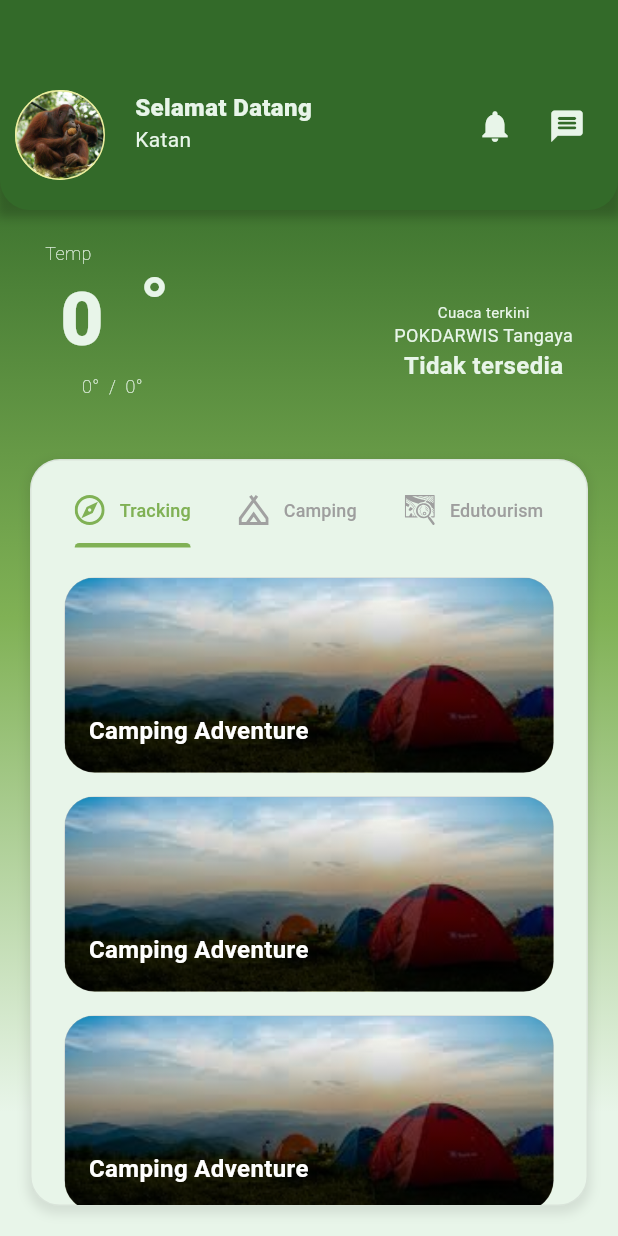
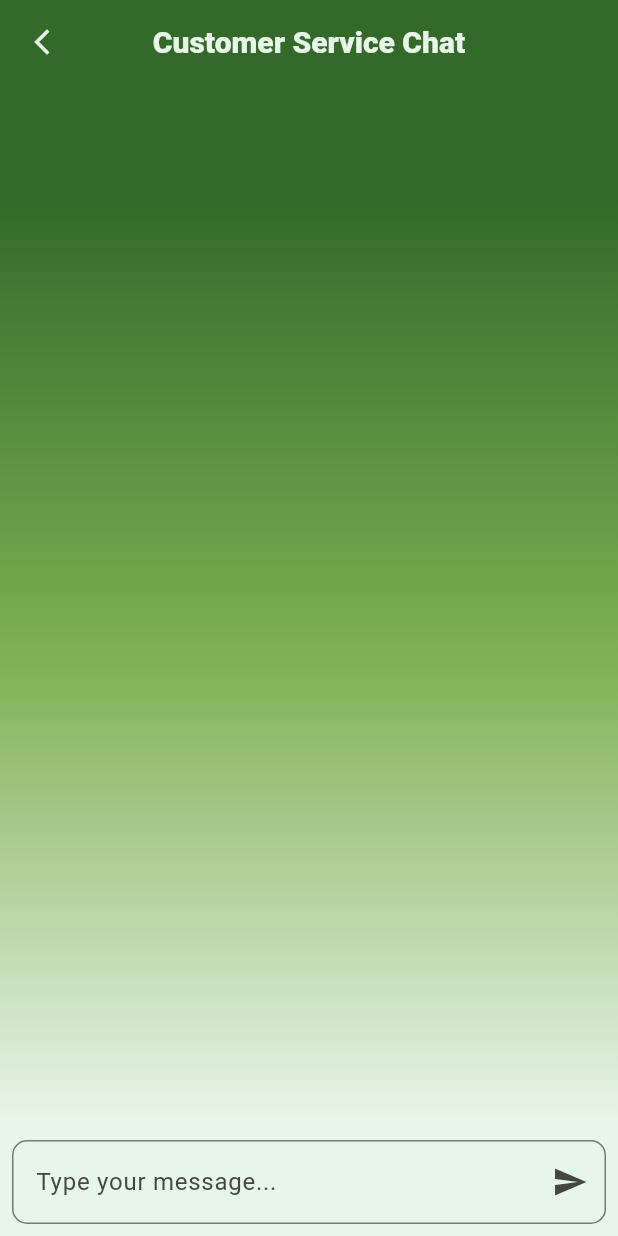
Before and after one commit to k47an/tangaya-apps, a Flutter app: the screen it shows after launch, after a tap on the "message" icon, on a phone screen of 412 x 824 dp. Run offline on Flutter 3.47's test engine with Material 3 defaults, Android fonts, the phone set to English and light mode, and no system bars; our stand-ins replace flutter_svg, get, weather; network calls fail; Roboto replaces fonts that are missing (Poppins).

Commit message:
Add chat module with ChatView, ChatController, and routing integrationAdd chat module with ChatView, ChatController, and routing integration

```diff
--- a/lib/app/constant/theme.dart
+++ b/lib/app/constant/theme.dart
@@ -7,7 +7,7 @@ class AppTheme {
     scaffoldBackgroundColor: Neutral.white1,
     colorSchemeSeed: Primary.mainColor,
     appBarTheme: const AppBarTheme(
-      backgroundColor: Primary.mainColor,
+      backgroundColor: Primary.darkColor,
       surfaceTintColor: Neutral.white1,
     ),
   );
--- /dev/null
+++ b/lib/app/modules/chat/bindings/chat_binding.dart
@@ -0,0 +1,12 @@
+import 'package:get/get.dart';
+
+import '../controllers/chat_controller.dart';
+
+class ChatBinding extends Bindings {
+  @override
+  void dependencies() {
+    Get.lazyPut<ChatController>(
+      () => ChatController(),
+    );
+  }
+}
--- /dev/null
+++ b/lib/app/modules/chat/controllers/chat_controller.dart
@@ -0,0 +1,49 @@
+import 'package:get/get.dart';
+import 'package:flutter/material.dart';
+
+class ChatController extends GetxController {
+  var messages = <Message>[].obs;
+  var messageController = TextEditingController();
+  var isTextFieldFocused = false.obs; // Add this line
+
+  void sendMessage() {
+    if (messageController.text.isNotEmpty) {
+      messages.add(
+        Message(
+          text: messageController.text,
+          isUserMessage: true,
+          timestamp: DateTime.now(),
+        ),
+      );
+      messageController.clear();
+    }
+  }
+
+  @override
+  void onInit() {
+    super.onInit();
+  }
+
+  @override
+  void onReady() {
+    super.onReady();
+  }
+
+  @override
+  void onClose() {
+    messageController.dispose();
+    super.onClose();
+  }
+}
+
+class Message {
+  final String text;
+  final bool isUserMessage;
+  final DateTime timestamp;
+
+  Message({
+    required this.text,
+    required this.isUserMessage,
+    required this.timestamp,
+  });
+}
--- /dev/null
+++ b/lib/app/modules/chat/views/chat_view.dart
@@ -0,0 +1,171 @@
+import 'package:flutter/material.dart';
+import 'package:get/get.dart';
+import 'package:intl/intl.dart'; // Ensure this import is present
+import 'package:tangaya_apps/app/constant/constant.dart';
+import 'package:tangaya_apps/app/modules/chat/controllers/chat_controller.dart';
+
+class ChatView extends GetView<ChatController> {
+  const ChatView({super.key});
+
+  @override
+  Widget build(BuildContext context) {
+    return Scaffold(
+      appBar: AppBar(
+        title: Text(
+          'Customer Service Chat',
+          style: extraBold.copyWith(color: Primary.subtleColor, fontSize: 20),
+        ),
+        leading: IconButton(
+          icon: Icon(Icons.arrow_back_ios_new, size: 20),
+          onPressed: () {
+            Navigator.of(context).pop();
+          },
+          color: Primary.subtleColor,
+        ),
+        centerTitle: true,
+        backgroundColor: Primary.darkColor,
+      ),
+      body: GestureDetector(
+        onTap: () {
+          FocusScope.of(context).unfocus();
+        },
+        child: Container(
+          height: MediaQuery.of(context).size.height,
+          decoration: BoxDecoration(
+            gradient: LinearGradient(
+              colors: [
+                Primary.darkColor,
+                Primary.mainColor,
+                Primary.subtleColor,
+              ],
+              begin: Alignment.topCenter,
+              end: Alignment.bottomCenter,
+              stops: [0.1, 0.5, 0.9],
+            ),
+          ),
+          child: Column(
+            children: [
+              Expanded(
+                child: Obx(() {
+                  return ListView.builder(
+                    itemCount: controller.messages.length,
+                    itemBuilder: (context, index) {
+                      final message = controller.messages[index];
+                      final isUserMessage = message.isUserMessage;
+                      return Row(
+                        mainAxisAlignment:
+                            isUserMessage
+                                ? MainAxisAlignment.end
+                                : MainAxisAlignment.start,
+                        children: [
+                          if (!isUserMessage)
+                            CircleAvatar(
+                              backgroundImage: AssetImage(
+                                'assets/dummy/profile.JPG',
+                              ),
+                              radius: 20,
+                            ),
+                          Container(
+                            margin: EdgeInsets.symmetric(
+                              vertical: 5,
+                              horizontal: 10,
+                            ),
+                            padding: EdgeInsets.all(10),
+                            decoration: BoxDecoration(
+                              color:
+                                  isUserMessage
+                                      ? Primary.subtleColor
+                                      : Colors.grey[300],
+                              borderRadius: BorderRadius.circular(10),
+                              boxShadow: [
+                                BoxShadow(
+                                  color: Colors.black26,
+                                  blurRadius: 4,
+                                  offset: Offset(2, 2),
+                                ),
+                              ],
+                            ),
+                            child: Column(
+                              crossAxisAlignment: CrossAxisAlignment.end,
+                              children: [
+                                Text(
+                                  message.text,
+                                  style: TextStyle(
+                                    color:
+                                        isUserMessage
+                                            ? Primary.darkColor
+                                            : Colors.black,
+                                    fontSize: 14,
+                                  ),
+                                ),
+                                SizedBox(height: 5),
+                                Text(
+                                  DateFormat(
+                                    'hh:mm a',
+                                  ).format(message.timestamp),
+                                  style: TextStyle(
+                                    color:
+                                        isUserMessage
+                                            ? Primary.darkColor
+                                            : Colors.black54,
+                                    fontSize: 8,
+                                  ),
+                                ),
+                              ],
+                            ),
+                          ),
+                          if (isUserMessage)
+                            CircleAvatar(
+                              backgroundImage: AssetImage(
+                                'assets/dummy/profile.JPG',
+                              ),
+                              radius: 20,
+                            ),
+                        ],
+                      );
+                    },
+                  );
+                }),
+              ),
+              Padding(
+                padding: const EdgeInsets.all(8.0),
+                child: Row(
+                  children: [
+                    Expanded(
+                      child: Focus(
+                        onFocusChange: (hasFocus) {
+                          controller.isTextFieldFocused.value = hasFocus;
+                        },
+                        child: Obx(() {
+                          return TextField(
+                            controller: controller.messageController,
+                            decoration: InputDecoration(
+                              hintText: 'Type your message...',
+                              border: OutlineInputBorder(
+                                borderRadius: BorderRadius.circular(10),
+                                borderSide: BorderSide(
+                                  color:
+                                      controller.isTextFieldFocused.value
+                                          ? Primary.mainColor
+                                          : Colors.grey,
+                                ),
+                              ),
+                              suffixIcon: IconButton(
+                                icon: Icon(Icons.send),
+                                onPressed: controller.sendMessage,
+                              ),
+                            ),
+                          );
+                        }),
+                      ),
+                    ),
+                  ],
+                ),
+              ),
+            ],
+          ),
+        ),
+      ),
+    );
+  }
+}
--- a/lib/app/modules/home/views/widgets/header_widget.dart
+++ b/lib/app/modules/home/views/widgets/header_widget.dart
@@ -1,5 +1,6 @@
 import 'package:flutter/material.dart';
 import 'package:tangaya_apps/app/constant/constant.dart';
+import 'package:get/get.dart';
 
 class HeaderWidget extends StatelessWidget {
   const HeaderWidget({Key? key}) : super(key: key);
@@ -68,16 +69,15 @@ class HeaderWidget extends StatelessWidget {
                     icon: Icon(Icons.notifications),
                     color: Primary.subtleColor,
                     iconSize: 25,
-                    onPressed: () {
-                      // Navigate to search page
-                    },
+                    onPressed: () {},
                   ),
                   IconButton(
                     icon: Icon(Icons.message_rounded),
                     color: Primary.subtleColor,
                     iconSize: 25,
                     onPressed: () {
-                      // Navigate to search page
+                      // Navigate to
+                      Get.toNamed('/chat');
                     },
                   ),
                 ],
--- a/lib/app/routes/app_pages.dart
+++ b/lib/app/routes/app_pages.dart
@@ -1,5 +1,7 @@
 import 'package:get/get.dart';
 
+import '../modules/chat/bindings/chat_binding.dart';
+import '../modules/chat/views/chat_view.dart';
 import '../modules/home/bindings/home_binding.dart';
 import '../modules/home/views/home_view.dart';
 
@@ -16,5 +18,10 @@ class AppPages {
       page: () => const HomeView(),
       binding: HomeBinding(),
     ),
+    GetPage(
+      name: _Paths.CHAT,
+      page: () => const ChatView(),
+      binding: ChatBinding(),
+    ),
   ];
 }
--- a/lib/app/routes/app_routes.dart
+++ b/lib/app/routes/app_routes.dart
@@ -4,9 +4,11 @@ part of 'app_pages.dart';
 abstract class Routes {
   Routes._();
   static const HOME = _Paths.HOME;
+  static const CHAT = _Paths.CHAT;
 }
 
 abstract class _Paths {
   _Paths._();
   static const HOME = '/home';
+  static const CHAT = '/chat';
 }
--- a/pubspec.yaml
+++ b/pubspec.yaml
@@ -38,6 +38,7 @@ dependencies:
   weather: ^3.1.1
   flutter_svg: ^2.0.17
   skeletonizer: ^1.4.3
+  intl: ^0.20.2
 
 dev_dependencies:
   flutter_test:
```
Also changed, not shown: pubspec.lock.
